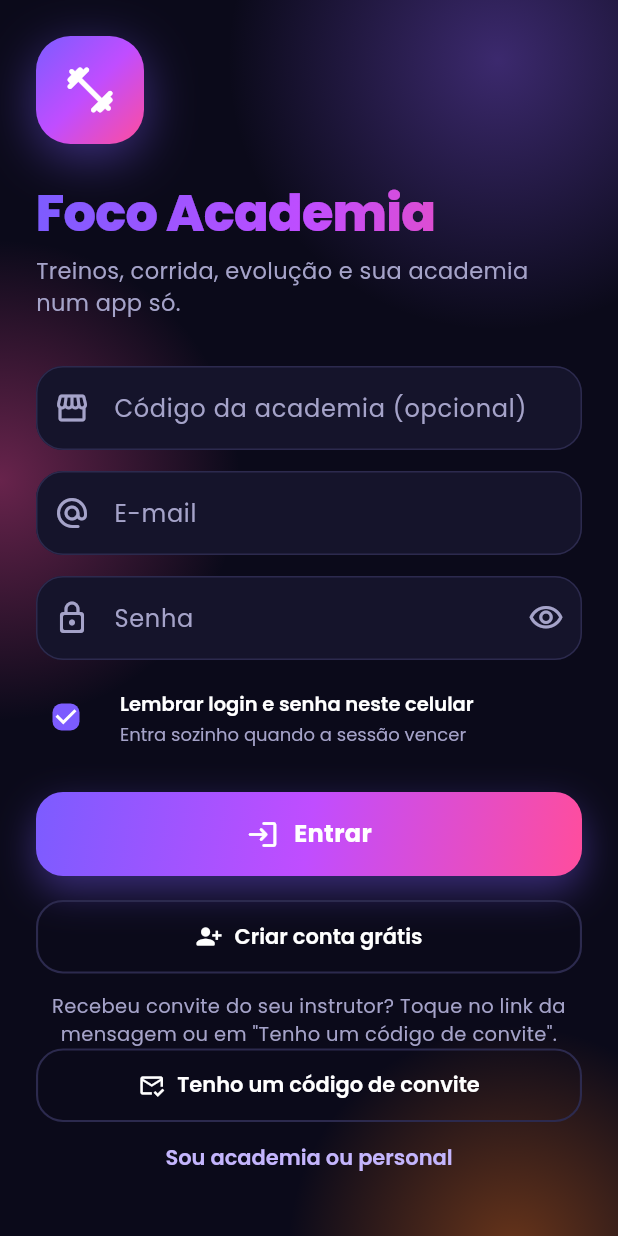
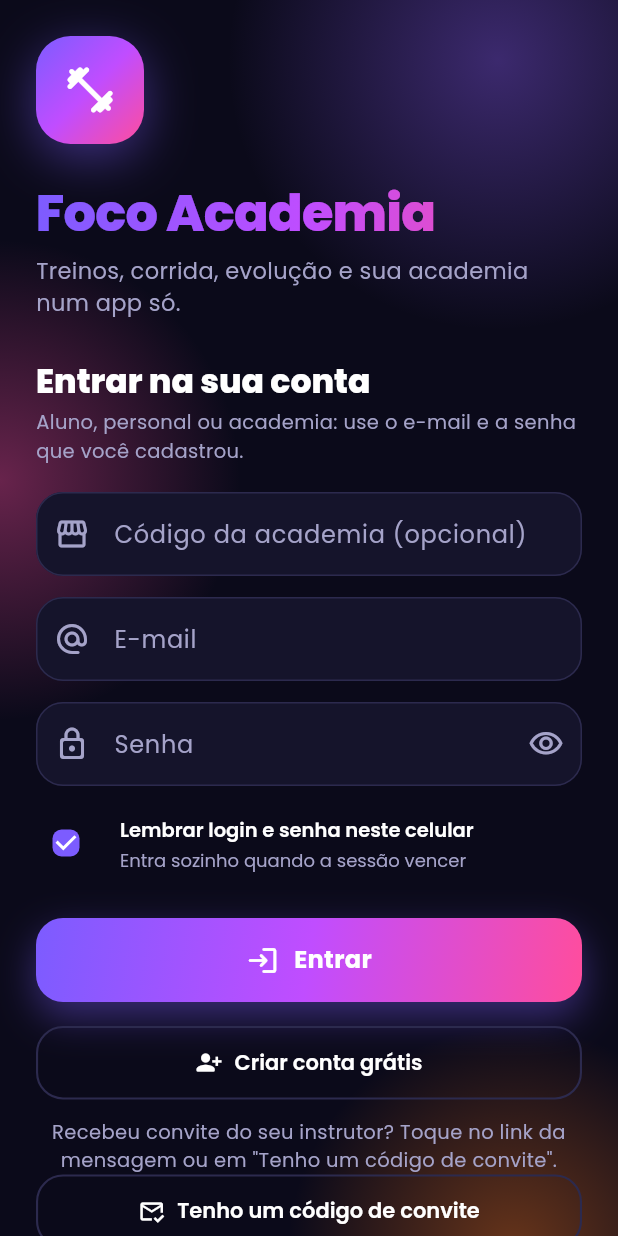
Before and after one commit to Agsterr/foco-academia, a Flutter app: the screen it shows after launch, on a phone screen of 412 x 824 dp. Run offline on Flutter 3.47's test engine with Material 3 defaults, Android fonts, the phone set to English and light mode, and no system bars; our stand-ins replace audioplayers, battery_plus, dio, file_picker, flutter_blue_plus, flutter_map and 15 more; accounts and stored records are empty; network calls fail.

Commit message:
fix(mobile): trocar de conta ficava dificil de achar (academia, personal e aluno no mesmo celular)
Relato de testador: criou academia, personal e aluno no mesmo celular e depois nao
achou como entrar de novo na conta da academia.

- Entrada: titulo "Entrar na sua conta" e o codigo da academia nao vem mais
  pre-preenchido com o de uma conta anterior (a API ja entra sem codigo; um codigo
  de outra conta fazia a entrada falhar)
- Cadastro: botao "Ja tenho conta. Entrar"
- Inicio do aluno: atalho "Trocar de conta" (com confirmacao) na secao Sua conta
- Painel da academia/personal: "Sair" com nome no lugar de so o icone
- Testes: entrada, cadastro, trocar de conta (aluno) e sair (academia/personal)

Co-Authored-By: Claude Sonnet 5.5 <noreply@anthropic.com>
Claude-Session: https://claude.ai/code/session_0113qfSN81Eb7hAqRENF6wNo

```diff
--- a/mobile/lib/screens/login_screen.dart
+++ b/mobile/lib/screens/login_screen.dart
@@ -18,7 +18,9 @@ class _LoginScreenState extends State<LoginScreen> {
   final _formKey = GlobalKey<FormState>();
   final _email = TextEditingController();
   final _password = TextEditingController();
-  late final _slug = TextEditingController(text: AuthService.instance.academySlug ?? '');
+  // Começa vazio: o código de uma conta anterior fazia a entrada de outra conta falhar. A API já
+  // entra sem código (o e-mail é único), então ele só é usado se a pessoa digitar.
+  final _slug = TextEditingController();
   bool _loading = false;
   bool _showPassword = false;
   bool _remember = true;
@@ -37,7 +39,6 @@ class _LoginScreenState extends State<LoginScreen> {
     setState(() {
       if (_email.text.isEmpty) _email.text = saved.email;
       if (_password.text.isEmpty) _password.text = saved.password;
-      if (_slug.text.isEmpty) _slug.text = saved.slug;
       _remember = true;
     });
   }
@@ -131,14 +132,25 @@ class _LoginScreenState extends State<LoginScreen> {
                             'Treinos, corrida, evolução e sua academia num app só.',
                             style: TextStyle(color: scheme.onSurfaceVariant, fontSize: 15),
                           ),
-                          const SizedBox(height: 32),
+                          const SizedBox(height: 28),
+                          Text(
+                            'Entrar na sua conta',
+                            key: const Key('login-title'),
+                            style: Theme.of(context).textTheme.titleLarge?.copyWith(fontWeight: FontWeight.w800),
+                          ),
+                          const SizedBox(height: 4),
+                          Text(
+                            'Aluno, personal ou academia: use o e-mail e a senha que você cadastrou.',
+                            style: TextStyle(color: scheme.onSurfaceVariant, fontSize: 13),
+                          ),
+                          const SizedBox(height: 18),
                           TextFormField(
                             controller: _slug,
                             textInputAction: TextInputAction.next,
                             autocorrect: false,
                             decoration: const InputDecoration(
                               labelText: 'Código da academia (opcional)',
-                              hintText: 'Deixe em branco se treina por conta própria',
+                              hintText: 'Pode deixar em branco',
                               prefixIcon: Icon(Icons.storefront_outlined),
                             ),
                           ),
```
Also changed, not shown: mobile/lib/screens/home_screen.dart (+30 -0 lines), mobile/lib/screens/register_screen.dart (+18 -1 lines), mobile/lib/screens/staff/staff_home_screen.dart (+9 -4 lines), 1 other file.
